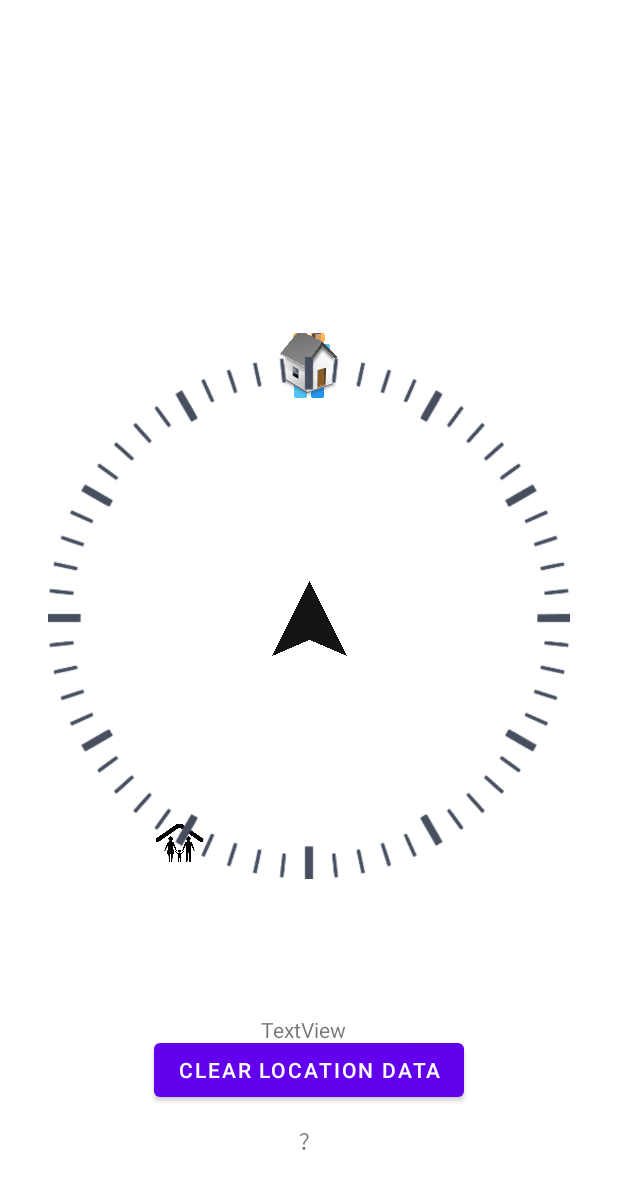
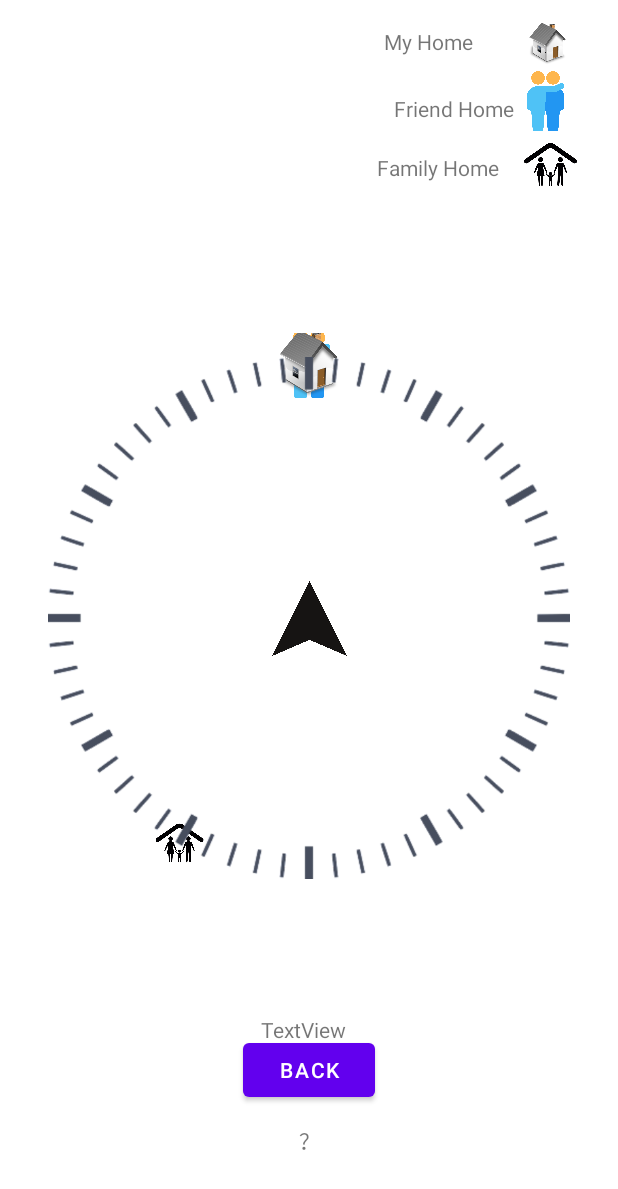
Before and after one commit to CSE-110-Winter-2023/cse-110-project-cse-110-team-22, an Android app: the CompassActivity screen opened directly, with no data from a screen before it, on a phone screen of 412 x 824 dp. Shown: the top 1189 px of the screen. Run offline under Robolectric (Android 15) with nearby library versions, the phone set to English and light mode, and no system bars.

Commit message:
#46 custom label

```diff
--- a/app/src/main/java/edu/ucsd/cse110/cse110lab4part5/CompassActivity.java
+++ b/app/src/main/java/edu/ucsd/cse110/cse110lab4part5/CompassActivity.java
@@ -1,5 +1,6 @@
 package edu.ucsd.cse110.cse110lab4part5;
 
+import android.content.Intent;
 import android.os.Bundle;
 import android.view.View;
 import android.util.Pair;
@@ -25,19 +26,28 @@ public class CompassActivity extends AppCompatActivity {
     private double userOrientation;
     private int count = 0;
 
+
     @Override
     protected void onCreate(Bundle savedInstanceState) {
         super.onCreate(savedInstanceState);
         userLocation = UserLocation.singleton(0, 0, "You");
 
         setContentView(R.layout.activity_compass);
+        TextView home_label = findViewById(R.id.home_label_text);
+        TextView friend_label = findViewById(R.id.friend_label_text);
+        TextView family_label = findViewById(R.id.family_label_text);
 
         List<Location> locations = SharedPrefUtils.readAllLocations(this);
         LandmarkLocation homeLocation = (LandmarkLocation) locations.get(0);
+        home_label.setText(homeLocation.getLabel());
+
         homeLocation.setIconNum(2);
         LandmarkLocation friendLocation = (LandmarkLocation) locations.get(1);
+        friend_label.setText(friendLocation.getLabel());
+
         friendLocation.setIconNum(1);
         LandmarkLocation familyLocation = (LandmarkLocation) locations.get(2);
+        family_label.setText(familyLocation.getLabel());
         familyLocation.setIconNum(0);
 
         List<Location> locList = new ArrayList<>();
@@ -76,6 +86,11 @@ public class CompassActivity extends AppCompatActivity {
     public void clearDataClicked(View view) {
         SharedPrefUtils.clearLocationSharedPreferences(this);
     }
+    public void go_back(View view) {
+        SharedPrefUtils.clearLocationSharedPreferences(this);
+        Intent intent = new Intent(this, MainActivity.class);
+        startActivity(intent);
+    }
     public void update(double userOrientation, Map<Integer, Double> directionMap){
         for (Map.Entry<Integer, Double> entry : directionMap.entrySet()) {
             int imageViewId = entry.getKey();
--- a/app/src/main/java/edu/ucsd/cse110/cse110lab4part5/MainActivity.java
+++ b/app/src/main/java/edu/ucsd/cse110/cse110lab4part5/MainActivity.java
@@ -122,43 +122,44 @@ public class  MainActivity extends AppCompatActivity {
 
         return locations;
     }
+
     //TODO: putIntent will be removed when data persistance is implemented
-    private void putIntent(Intent intent) {
-        TextView home_longitude_view = findViewById(R.id.longitude_home);
-        TextView home_latitude_view = findViewById(R.id.latitude_home);
-        TextView family_longitude_view = findViewById(R.id.longitude_family);
-        TextView family_latitude_view = findViewById(R.id.latitude_family);
-        TextView friend_longitude_view = findViewById(R.id.longitude_friend);
-        TextView friend_latitude_view = findViewById(R.id.latitude_friend);
-
-        String home_longitude_str = home_longitude_view.getText().toString();
-        String home_latitude_str = home_latitude_view.getText().toString();
-        String family_longitude_str = family_longitude_view.getText().toString();
-        String family_latitude_str = family_latitude_view.getText().toString();
-        String friend_longitude_str = friend_longitude_view.getText().toString();
-        String friend_latitude_str = friend_latitude_view.getText().toString();
-
-        String home_label = ((TextView)findViewById(R.id.label_home)).getText().toString();
-        String family_label = ((TextView)findViewById(R.id.label_family)).getText().toString();
-        String friend_label = ((TextView)findViewById(R.id.label_friend)).getText().toString();
-        intent.putExtra("home_label", home_label);
-        intent.putExtra("family_label", family_label);
-        intent.putExtra("friend_label", friend_label);
-
-        double home_longitude_val = Double.parseDouble(home_longitude_str);
-        double home_latitude_val = Double.parseDouble(home_latitude_str);
-        double friend_longitude_val = Double.parseDouble(friend_longitude_str);
-        double friend_latitude_val = Double.parseDouble(friend_latitude_str);
-        double family_longitude_val = Double.parseDouble(family_longitude_str);
-        double family_latitude_val = Double.parseDouble(family_latitude_str);
-
-        intent.putExtra("home_longitude", home_longitude_val);
-        intent.putExtra("home_latitude", home_latitude_val);
-        intent.putExtra("friend_longitude", friend_longitude_val);
-        intent.putExtra("friend_latitude", friend_latitude_val);
-        intent.putExtra("family_longitude", family_longitude_val);
-        intent.putExtra("family_latitude", family_latitude_val);
-    }
+//    private void putIntent(Intent intent) {
+//        TextView home_longitude_view = findViewById(R.id.longitude_home);
+//        TextView home_latitude_view = findViewById(R.id.latitude_home);
+//        TextView family_longitude_view = findViewById(R.id.longitude_family);
+//        TextView family_latitude_view = findViewById(R.id.latitude_family);
+//        TextView friend_longitude_view = findViewById(R.id.longitude_friend);
+//        TextView friend_latitude_view = findViewById(R.id.latitude_friend);
+//
+//        String home_longitude_str = home_longitude_view.getText().toString();
+//        String home_latitude_str = home_latitude_view.getText().toString();
+//        String family_longitude_str = family_longitude_view.getText().toString();
+//        String family_latitude_str = family_latitude_view.getText().toString();
+//        String friend_longitude_str = friend_longitude_view.getText().toString();
+//        String friend_latitude_str = friend_latitude_view.getText().toString();
+//
+//        String home_label = ((TextView)findViewById(R.id.label_home)).getText().toString();
+//        String family_label = ((TextView)findViewById(R.id.label_family)).getText().toString();
+//        String friend_label = ((TextView)findViewById(R.id.label_friend)).getText().toString();
+//        intent.putExtra("home_label", home_label);
+//        intent.putExtra("family_label", family_label);
+//        intent.putExtra("friend_label", friend_label);
+//
+//        double home_longitude_val = Double.parseDouble(home_longitude_str);
+//        double home_latitude_val = Double.parseDouble(home_latitude_str);
+//        double friend_longitude_val = Double.parseDouble(friend_longitude_str);
+//        double friend_latitude_val = Double.parseDouble(friend_latitude_str);
+//        double family_longitude_val = Double.parseDouble(family_longitude_str);
+//        double family_latitude_val = Double.parseDouble(family_latitude_str);
+//
+//        intent.putExtra("home_longitude", home_longitude_val);
+//        intent.putExtra("home_latitude", home_latitude_val);
+//        intent.putExtra("friend_longitude", friend_longitude_val);
+//        intent.putExtra("friend_latitude", friend_latitude_val);
+//        intent.putExtra("family_longitude", family_longitude_val);
+//        intent.putExtra("family_latitude", family_latitude_val);
+//    }
 
     @Override
     protected void onPause() {
--- a/app/src/main/res/layout/activity_compass.xml
+++ b/app/src/main/res/layout/activity_compass.xml
@@ -100,17 +100,6 @@
 
     </androidx.constraintlayout.widget.ConstraintLayout>
 
-    <Button
-        android:id="@+id/clear_data_button"
-        android:layout_width="wrap_content"
-        android:layout_height="wrap_content"
-        android:onClick="clearDataClicked"
-        android:text="Clear Location Data"
-        app:layout_constraintBottom_toBottomOf="parent"
-        app:layout_constraintEnd_toEndOf="parent"
-        app:layout_constraintStart_toStartOf="parent"
-        app:layout_constraintTop_toBottomOf="@+id/clock" />
-
     <TextView
         android:id="@+id/orienta"
         android:layout_width="wrap_content"
@@ -132,4 +121,89 @@
         app:layout_constraintStart_toStartOf="parent"
         app:layout_constraintTop_toBottomOf="@+id/orienta" />
 
+    <ImageView
+        android:id="@+id/home_label"
+        android:layout_width="57dp"
+        android:layout_height="31dp"
+        app:layout_constraintBottom_toBottomOf="parent"
+        app:layout_constraintEnd_toEndOf="parent"
+        app:layout_constraintHorizontal_bias="0.949"
+        app:layout_constraintStart_toStartOf="parent"
+        app:layout_constraintTop_toTopOf="parent"
+        app:layout_constraintVertical_bias="0.015"
+        app:srcCompat="@drawable/home" />
+
+    <ImageView
+        android:id="@+id/friend_label"
+        android:layout_width="59dp"
+        android:layout_height="40dp"
+        app:layout_constraintBottom_toBottomOf="parent"
+        app:layout_constraintEnd_toEndOf="parent"
+        app:layout_constraintHorizontal_bias="0.948"
+        app:layout_constraintStart_toStartOf="parent"
+        app:layout_constraintTop_toTopOf="parent"
+        app:layout_constraintVertical_bias="0.06"
+        app:srcCompat="@drawable/friend" />
+
+    <ImageView
+        android:id="@+id/family_label"
+        android:layout_width="58dp"
+        android:layout_height="35dp"
+        app:layout_constraintBottom_toBottomOf="parent"
+        app:layout_constraintEnd_toEndOf="parent"
+        app:layout_constraintHorizontal_bias="0.954"
+        app:layout_constraintStart_toStartOf="parent"
+        app:layout_constraintTop_toTopOf="parent"
+        app:layout_constraintVertical_bias="0.117"
+        app:srcCompat="@drawable/familyhouse" />
+
+    <TextView
+        android:id="@+id/home_label_text"
+        android:layout_width="wrap_content"
+        android:layout_height="wrap_content"
+        android:text=""
+        app:layout_constraintBottom_toBottomOf="parent"
+        app:layout_constraintEnd_toEndOf="parent"
+        app:layout_constraintHorizontal_bias="0.725"
+        app:layout_constraintStart_toStartOf="parent"
+        app:layout_constraintTop_toTopOf="parent"
+        app:layout_constraintVertical_bias="0.022" />
+
+    <TextView
+        android:id="@+id/friend_label_text"
+        android:layout_width="wrap_content"
+        android:layout_height="wrap_content"
+        android:text=""
+        app:layout_constraintBottom_toBottomOf="parent"
+        app:layout_constraintEnd_toEndOf="parent"
+        app:layout_constraintHorizontal_bias="0.792"
+        app:layout_constraintStart_toStartOf="parent"
+        app:layout_constraintTop_toTopOf="parent"
+        app:layout_constraintVertical_bias="0.078" />
+
+    <TextView
+        android:id="@+id/family_label_text"
+        android:layout_width="wrap_content"
+        android:layout_height="wrap_content"
+        android:text=""
+        app:layout_constraintBottom_toBottomOf="parent"
+        app:layout_constraintEnd_toEndOf="parent"
+        app:layout_constraintHorizontal_bias="0.761"
+        app:layout_constraintStart_toStartOf="parent"
+        app:layout_constraintTop_toTopOf="parent"
+        app:layout_constraintVertical_bias="0.127" />
+
+    <Button
+        android:id="@+id/back"
+        android:layout_width="wrap_content"
+        android:layout_height="wrap_content"
+        android:text="back"
+        tools:layout_editor_absoluteX="158dp"
+        tools:layout_editor_absoluteY="677dp"
+        android:onClick="go_back"
+        app:layout_constraintBottom_toBottomOf="parent"
+        app:layout_constraintEnd_toEndOf="parent"
+        app:layout_constraintStart_toStartOf="parent"
+        app:layout_constraintTop_toBottomOf="@+id/clock"/>
+
 </androidx.constraintlayout.widget.ConstraintLayout>
```
